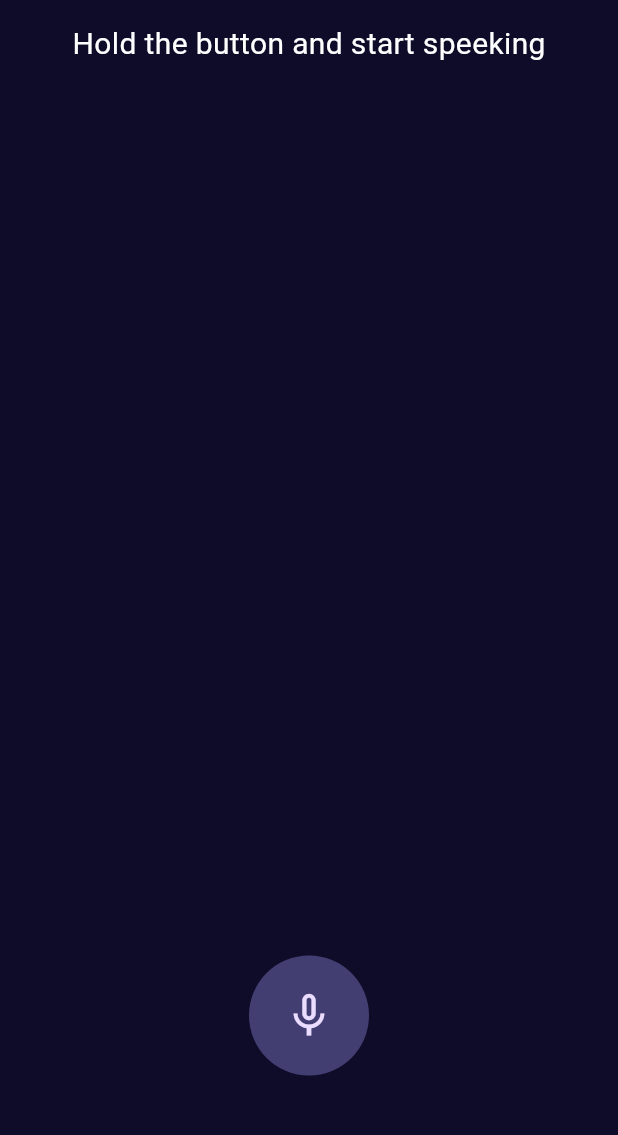
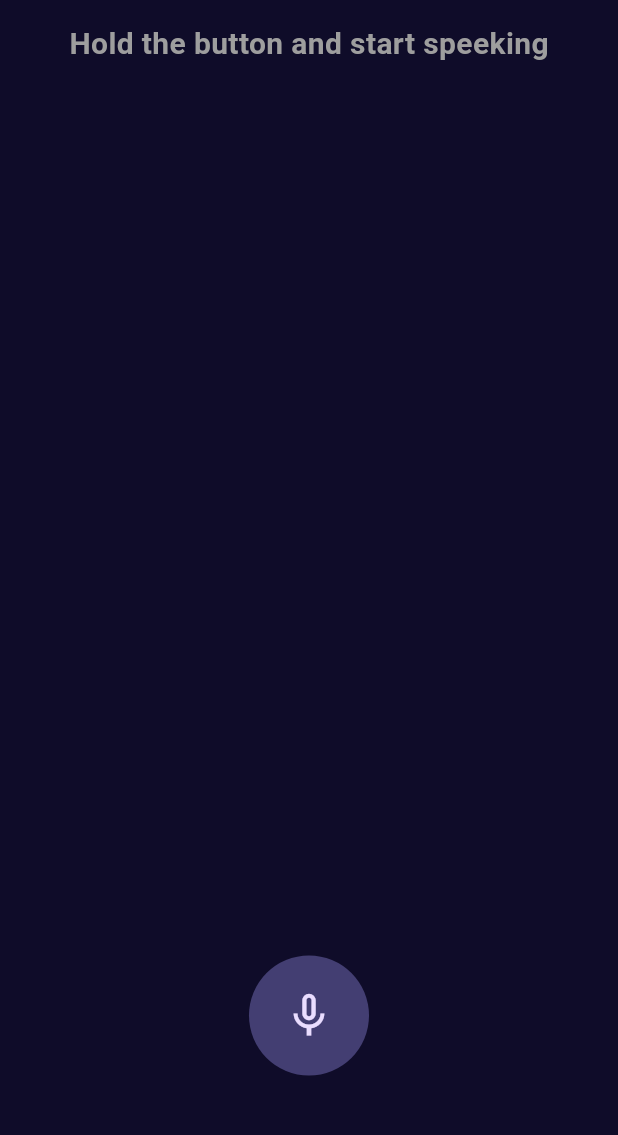
Before and after one commit to manoharacharyaa/chatgpt-app, a Flutter app: the screen it shows after launch, on a phone screen of 412 x 824 dp, the part 84-1219 px from its top. Run offline on Flutter 3.47's test engine with Material 2 defaults, Android fonts, the phone set to English and light mode, and no system bars; drawn by our look-alikes of avatar_glow; our stand-ins replace animated_splash_screen, speech_to_text.

Commit message:
adding Colors.grey if !isListening & completing speech to text

```diff
--- a/lib/chat_screen.dart
+++ b/lib/chat_screen.dart
@@ -44,8 +44,9 @@ class _ChatScreenState extends State<ChatScreen> {
           child: Text(
             text,
             style: TextStyle(
-              color: Colors.white,
+              color: isListening ? Colors.white : Colors.grey,
               fontSize: 20,
+              fontWeight: FontWeight.w600,
             ),
           ),
         ),
```
